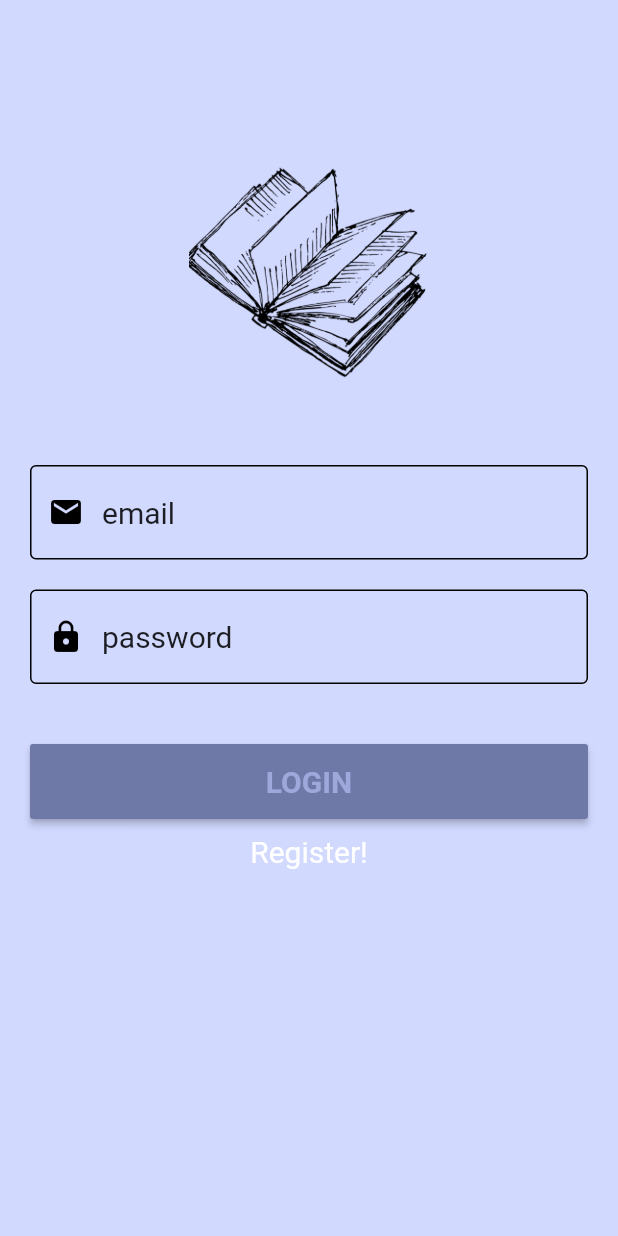
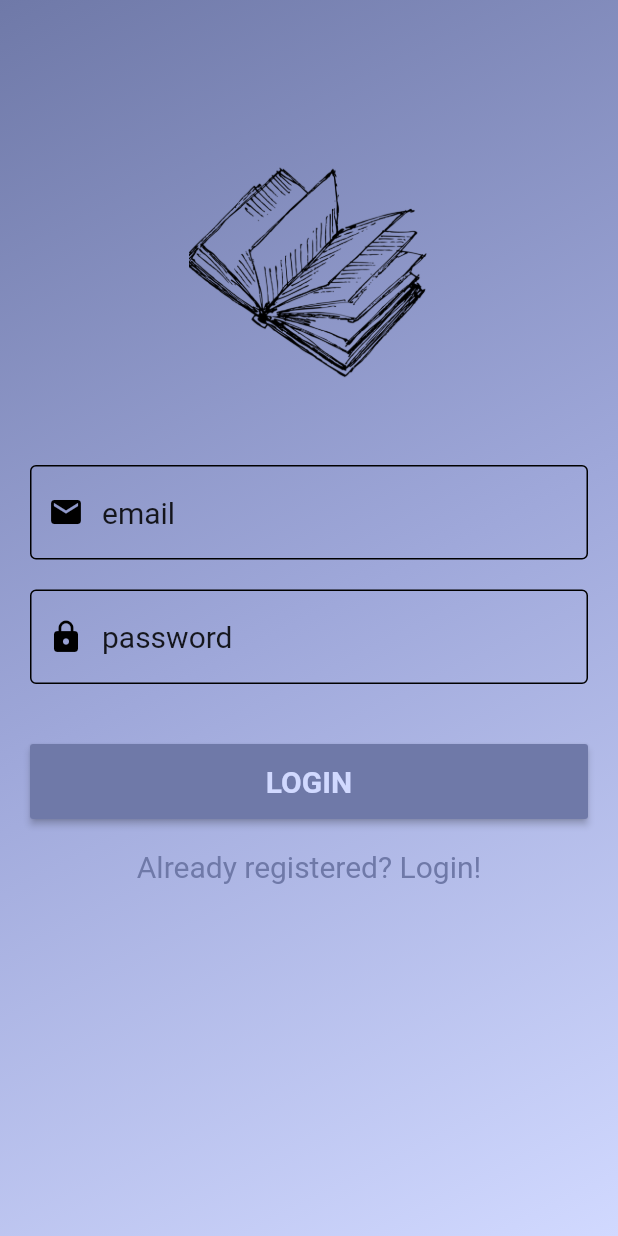
Before and after one commit to Sickgrey/notes, a Flutter app: the screen it shows after launch, on a phone screen of 412 x 824 dp. Run offline on Flutter 3.47's test engine with Material 2 defaults, Android fonts, the phone set to English and light mode, and no system bars; our stand-ins replace cloud_firestore, firebase_auth, firebase_core, fluttertoast; accounts and stored records are empty.

```diff
--- a/lib/main.dart
+++ b/lib/main.dart
@@ -1,9 +1,9 @@
 import 'package:firebase_core/firebase_core.dart';
 import 'package:flutter/material.dart';
-import 'package:notes/resources/colors.dart';
 import 'package:notes/services/auth.dart';
 import 'package:notes/ui/landing_page.dart';
 import 'package:provider/provider.dart';
+import 'resources/colors.dart';
 
 import 'models/app_user.dart';
 
--- a/lib/models/app_user.dart
+++ b/lib/models/app_user.dart
@@ -2,6 +2,8 @@ import 'package:firebase_auth/firebase_auth.dart';
 
 class AppUser {
   String id;
+  String name;
+  List<Map<String, String>> notes;
 
   AppUser.fromFirebase(User user) {
     id = user.uid;
--- a/lib/resources/colors.dart
+++ b/lib/resources/colors.dart
@@ -1,11 +1,10 @@
 import 'package:flutter/material.dart';
 
-final Color primary_color = const Color(0xff9fa8da);
-final Color primary_light = const Color(0xffd1d9ff);
-final Color primary_dark = const Color(0xff6f79a8);
+final Color primaryAppColor = const Color(0xff9fa8da);
+final Color primaryAppLight = const Color(0xffd1d9ff);
+final Color primaryAppDark = const Color(0xff6f79a8);
 
 final theme = ThemeData(
-    accentColor: Colors.red,
-    primarySwatch: Colors.red,
-    canvasColor: Colors.red,
-    cardColor: Colors.red);
+    primaryColor: primaryAppColor,
+    primaryColorDark: primaryAppDark,
+    primaryColorLight: primaryAppLight);
--- a/lib/resources/strings.dart
+++ b/lib/resources/strings.dart
@@ -1,7 +1,9 @@
 final String loginButton = 'LOGIN';
 final String registerButton = 'REGISTER';
 final String textForLogin = 'Already registered? Login!';
-final String textForRegister = 'Register!';
+final String textForRegister = 'or click here for register!';
 final String homePageTitle = 'My Notes';
 final String inputEmailHint = 'email';
 final String inputPasswordHint = 'password';
+final String toastMessageError =
+    "Can't SignIn you! Please check your email/password";
--- a/lib/services/auth.dart
+++ b/lib/services/auth.dart
@@ -33,7 +33,6 @@ class AuthService {
     await _auth.signOut();
   }
 
-  //поток изменений событий аутентификации
   Stream<AppUser> get currentUser {
     return _auth
         .authStateChanges()
--- a/lib/ui/auth_page.dart
+++ b/lib/ui/auth_page.dart
@@ -22,52 +22,24 @@ class _AuthorizationPageState extends State<AuthorizationPage> {
 
   @override
   Widget build(BuildContext context) {
-    return Scaffold(
-        backgroundColor: primary_light,
-        body: Column(
-          children: <Widget>[
-            _logo(),
-            (showLogin
-                ? Column(
-                    children: [
-                      _form(loginButton, _loginButtonAction),
-                      Padding(
-                        padding: EdgeInsets.all(10),
-                        child: GestureDetector(
-                          child: Text(
-                            textForRegister,
-                            style: TextStyle(fontSize: 20, color: Colors.white),
-                          ),
-                          onTap: () {
-                            setState(() {
-                              showLogin = false;
-                            });
-                          },
-                        ),
-                      )
-                    ],
-                  )
-                : Column(
-                    children: [
-                      _form(registerButton, _registerButtonAction),
-                      Padding(
-                        padding: EdgeInsets.all(10),
-                        child: GestureDetector(
-                          child: Text(
-                            textForLogin,
-                            style: TextStyle(fontSize: 20, color: Colors.white),
-                          ),
-                          onTap: () {
-                            setState(() {
-                              showLogin = true;
-                            });
-                          },
-                        ),
-                      ),
-                    ],
-                  )),
-          ],
-        ));
+    return Container(
+        decoration: BoxDecoration(
+            gradient: LinearGradient(
+                begin: Alignment.topLeft,
+                end: Alignment.bottomRight,
+                colors: [primaryAppDark, primaryAppColor, primaryAppLight])),
+        child: Scaffold(
+            backgroundColor: Colors.transparent,
+            body: Column(
+              children: <Widget>[
+                _logo(),
+                (showLogin
+                    ? _buildForm(
+                        loginButton, textForLogin, _loginButtonAction, false)
+                    : _buildForm(registerButton, textForRegister,
+                        _registerButtonAction, true)),
+              ],
+            )));
   }
 
   Widget _logo() {
@@ -81,6 +53,31 @@ class _AuthorizationPageState extends State<AuthorizationPage> {
           color: Colors.black,
         ),
       ),
+    );
+  }
+
+  Widget _buildForm(String label, String text, void func(), bool isShowLogin) {
+    return Column(
+      children: [
+        _form(label, func),
+        Padding(
+          padding: EdgeInsets.all(20),
+          child: GestureDetector(
+            child: Text(
+              text,
+              style: TextStyle(
+                fontSize: 20,
+                color: primaryAppDark,
+              ),
+            ),
+            onTap: () {
+              setState(() {
+                showLogin = isShowLogin;
+              });
+            },
+          ),
+        )
+      ],
     );
   }
 
@@ -123,7 +120,7 @@ class _AuthorizationPageState extends State<AuthorizationPage> {
             hintStyle: TextStyle(fontSize: 20, color: Colors.black87),
             hintText: hint,
             focusedBorder: OutlineInputBorder(
-              borderSide: BorderSide(color: primary_dark, width: 3),
+              borderSide: BorderSide(color: primaryAppDark, width: 3),
             ),
             enabledBorder: OutlineInputBorder(
               borderSide: BorderSide(color: Colors.black, width: 1),
@@ -142,11 +139,13 @@ class _AuthorizationPageState extends State<AuthorizationPage> {
   Widget _button(String text, void func()) {
     return RaisedButton(
         splashColor: Theme.of(context).primaryColor,
-        color: primary_dark,
+        color: primaryAppDark,
         child: Text(
           text,
           style: TextStyle(
-              fontWeight: FontWeight.bold, color: primary_color, fontSize: 20),
+              fontWeight: FontWeight.bold,
+              color: primaryAppLight,
+              fontSize: 20),
         ),
         onPressed: func);
   }
@@ -161,7 +160,7 @@ class _AuthorizationPageState extends State<AuthorizationPage> {
         _email.trim(), _password.trim());
     if (user == null) {
       Fluttertoast.showToast(
-          msg: "Can't SignIn you! Please check your email/password",
+          msg: toastMessageError,
           toastLength: Toast.LENGTH_SHORT,
           gravity: ToastGravity.CENTER,
           timeInSecForIosWeb: 1,
```
Also changed, not shown: lib/models/note.dart (added, +15 -0 lines), lib/services/database.dart (+21 -1 lines), lib/ui/home_page.dart (+33 -1 lines).
